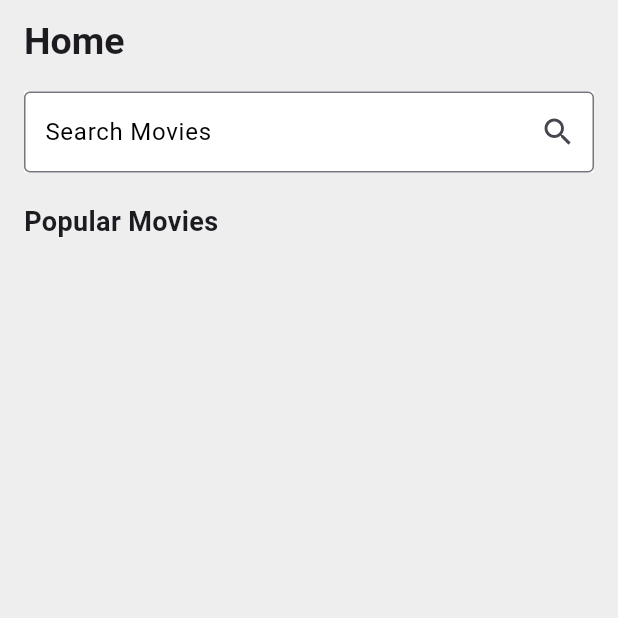
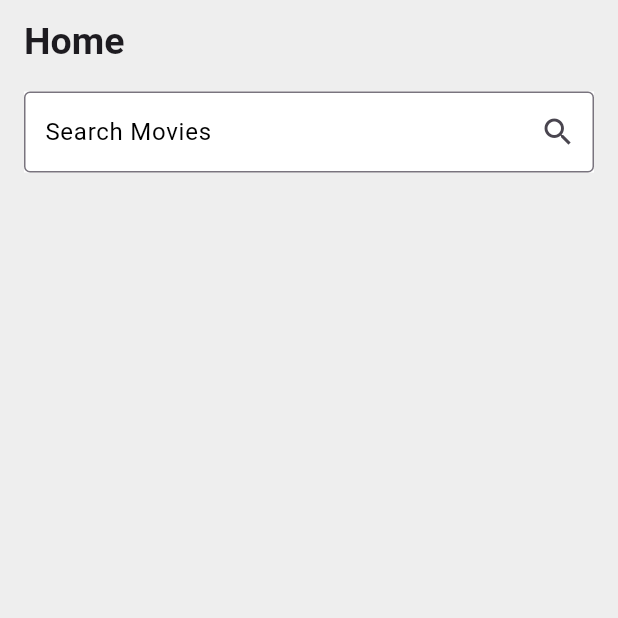
Before and after one commit to Rutubiradar/movie, a Flutter app: the screen it shows after launch, on a phone screen of 412 x 824 dp, the top half of it. Run offline on Flutter 3.47's test engine with Material 3 defaults, Android fonts, the light colour scheme and no system bars; network calls fail; Roboto replaces fonts that are missing (Montserrat).

Commit message:
updated card

```diff
--- a/lib/main.dart
+++ b/lib/main.dart
@@ -4,6 +4,7 @@ import 'package:newpractise/api.dart';
 
 void main() {
   runApp(MaterialApp(
+    color: Colors.grey.shade200,
     debugShowCheckedModeBanner: false,
     home: MovieSearchApp(),
   ));
@@ -76,6 +77,7 @@ class _MovieSearchAppState extends State<MovieSearchApp> {
     return Scaffold(
       backgroundColor: Colors.grey.shade200,
       appBar: AppBar(
+        elevation: 0,
         backgroundColor: Colors.grey.shade200,
         title: Text(
           'Home',
@@ -117,16 +119,7 @@ class _MovieSearchAppState extends State<MovieSearchApp> {
                 ),
               ),
             ),
-            SizedBox(height: 20),
-            Text(
-              'Popular Movies',
-              style: TextStyle(
-                fontFamily: 'Montserrat',
-                fontSize: 18,
-                fontWeight: FontWeight.bold,
-              ),
-            ),
-            SizedBox(height: 10),
+            SizedBox(height: 16),
             _isLoading
                 ? Center(child: CircularProgressIndicator())
                 : Expanded(
@@ -190,7 +183,7 @@ class card extends StatelessWidget {
                 crossAxisAlignment: CrossAxisAlignment.start,
                 children: [
                   SizedBox(
-                    width: 0.3 * w,
+                    width: 0.4 * w,
                   ),
                   Expanded(
                     child: Padding(
@@ -219,7 +212,7 @@ class card extends StatelessWidget {
                           SizedBox(height: 10),
                           Container(
                             padding: EdgeInsets.symmetric(
-                                horizontal: 8, vertical: 4),
+                                horizontal: 15, vertical: 2),
                             decoration: BoxDecoration(
                               color: double.tryParse(rating) != null &&
                                       double.parse(rating) >= 7
@@ -250,8 +243,8 @@ class card extends StatelessWidget {
               borderRadius: BorderRadius.circular(12),
               child: Image.network(
                 'https://image.tmdb.org/t/p/w500$posterPath',
-                width: 100,
-                height: 180,
+                width: 130,
+                height: 230,
                 fit: BoxFit.cover,
               ),
             ),
```
